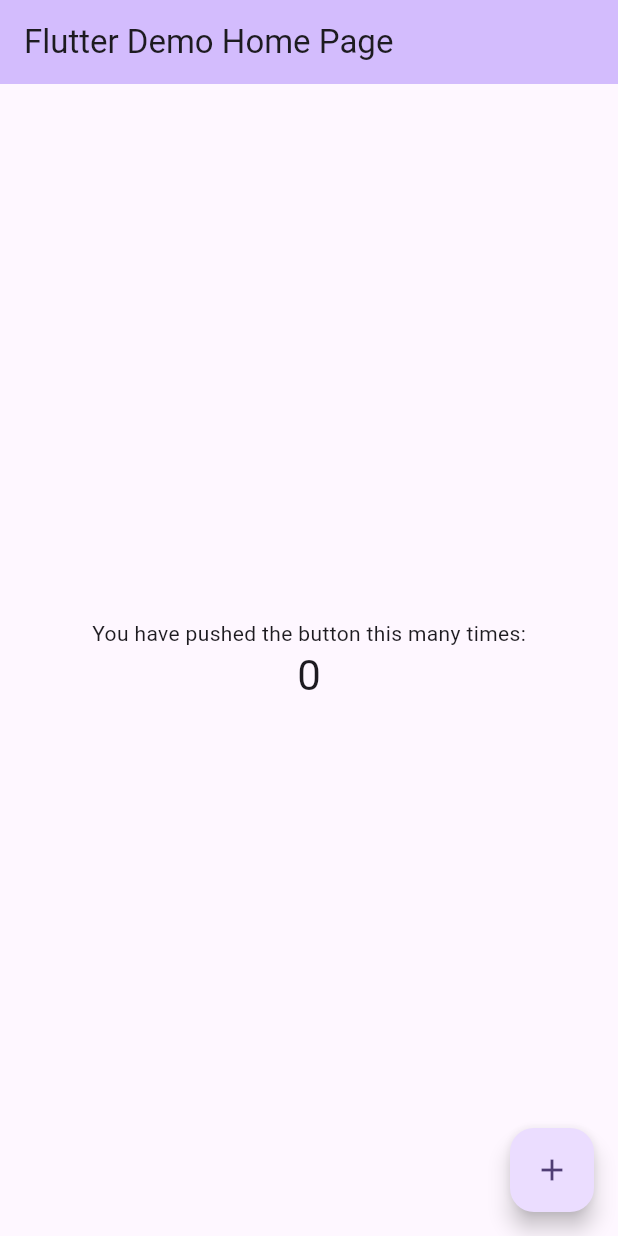
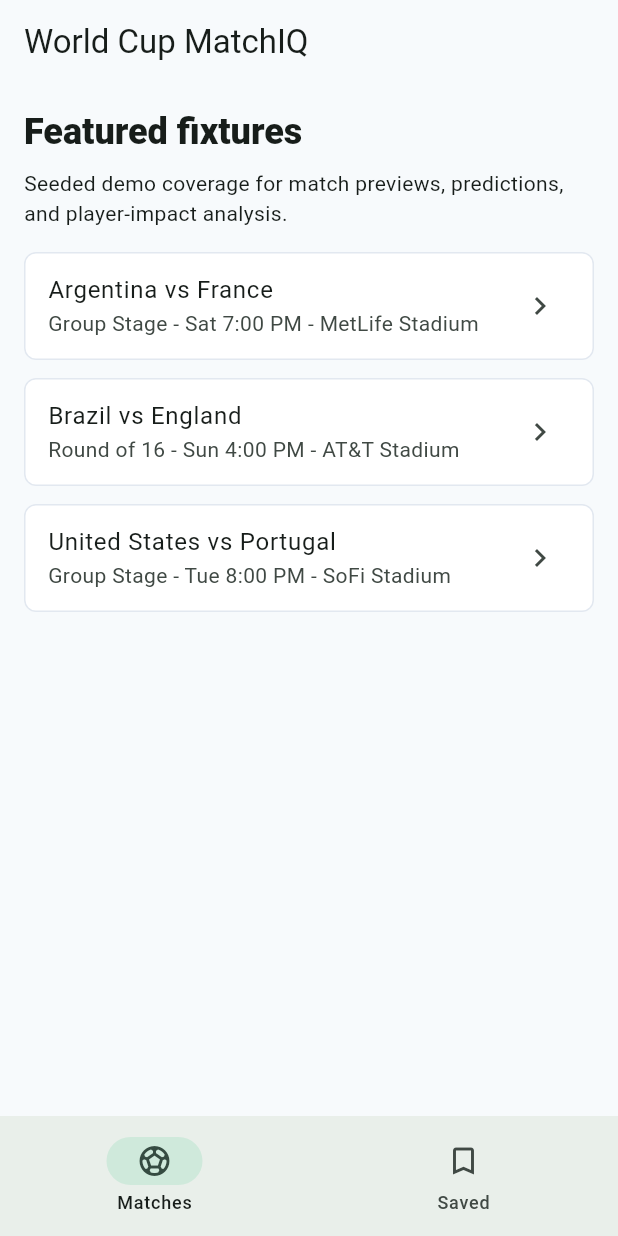
Before and after one commit to gandhiparas90/world-cup-app, a Flutter app: the screen it shows after launch, on a phone screen of 412 x 824 dp. Run offline on Flutter 3.47's test engine with Material 3 defaults, Android fonts, the phone set to English and light mode, and no system bars.

Commit message:
feat: add World Cup app shell

```diff
--- /dev/null
+++ b/world_cup_matchiq_app/lib/app/theme.dart
@@ -0,0 +1,33 @@
+import 'package:flutter/material.dart';
+
+class MatchIqTheme {
+  const MatchIqTheme._();
+
+  static ThemeData light() {
+    final base = ColorScheme.fromSeed(
+      seedColor: const Color(0xFF0B7A5B),
+      primary: const Color(0xFF0B7A5B),
+      secondary: const Color(0xFF1D4ED8),
+      tertiary: const Color(0xFFEAB308),
+    );
+
+    return ThemeData(
+      colorScheme: base,
+      useMaterial3: true,
+      scaffoldBackgroundColor: const Color(0xFFF7FAFC),
+      appBarTheme: const AppBarTheme(
+        centerTitle: false,
+        elevation: 0,
+        backgroundColor: Color(0xFFF7FAFC),
+      ),
+      cardTheme: CardThemeData(
+        elevation: 0,
+        color: Colors.white,
+        shape: RoundedRectangleBorder(
+          borderRadius: BorderRadius.circular(8),
+          side: const BorderSide(color: Color(0xFFE2E8F0)),
+        ),
+      ),
+    );
+  }
+}
--- /dev/null
+++ b/world_cup_matchiq_app/lib/app/world_cup_matchiq_app.dart
@@ -0,0 +1,72 @@
+import 'package:flutter/material.dart';
+
+import '../models/saved_prediction.dart';
+import '../screens/matches_screen.dart';
+import '../screens/saved_predictions_screen.dart';
+import 'theme.dart';
+
+class WorldCupMatchIqEntryPoint extends StatelessWidget {
+  const WorldCupMatchIqEntryPoint({super.key});
+
+  @override
+  Widget build(BuildContext context) {
+    return MaterialApp(
+      title: 'World Cup MatchIQ',
+      debugShowCheckedModeBanner: false,
+      theme: MatchIqTheme.light(),
+      home: const WorldCupMatchIqApp(),
+    );
+  }
+}
+
+class WorldCupMatchIqApp extends StatefulWidget {
+  const WorldCupMatchIqApp({super.key});
+
+  @override
+  State<WorldCupMatchIqApp> createState() => _WorldCupMatchIqAppState();
+}
+
+class _WorldCupMatchIqAppState extends State<WorldCupMatchIqApp> {
+  var _selectedIndex = 0;
+  final _savedPredictions = <SavedPrediction>[];
+
+  void _savePrediction(SavedPrediction prediction) {
+    setState(() {
+      _savedPredictions.insert(0, prediction);
+      _selectedIndex = 1;
+    });
+  }
+
+  @override
+  Widget build(BuildContext context) {
+    final screens = [
+      MatchesScreen(onSavePrediction: _savePrediction),
+      SavedPredictionsScreen(predictions: _savedPredictions),
+    ];
+
+    return Scaffold(
+      appBar: AppBar(
+        title: const Text('World Cup MatchIQ'),
+      ),
+      body: screens[_selectedIndex],
+      bottomNavigationBar: NavigationBar(
+        selectedIndex: _selectedIndex,
+        onDestinationSelected: (index) {
+          setState(() => _selectedIndex = index);
+        },
+        destinations: const [
+          NavigationDestination(
+            icon: Icon(Icons.sports_soccer_outlined),
+            selectedIcon: Icon(Icons.sports_soccer),
+            label: 'Matches',
+          ),
+          NavigationDestination(
+            icon: Icon(Icons.bookmark_border),
+            selectedIcon: Icon(Icons.bookmark),
+            label: 'Saved',
+          ),
+        ],
+      ),
+    );
+  }
+}
--- a/world_cup_matchiq_app/lib/main.dart
+++ b/world_cup_matchiq_app/lib/main.dart
@@ -1,122 +1,7 @@
 import 'package:flutter/material.dart';
 
+import 'app/world_cup_matchiq_app.dart';
+
 void main() {
-  runApp(const MyApp());
+  runApp(const WorldCupMatchIqEntryPoint());
 }
-
-class MyApp extends StatelessWidget {
-  const MyApp({super.key});
-
-  // This widget is the root of your application.
-  @override
-  Widget build(BuildContext context) {
-    return MaterialApp(
-      title: 'Flutter Demo',
-      theme: ThemeData(
-        // This is the theme of your application.
-        //
-        // TRY THIS: Try running your application with "flutter run". You'll see
-        // the application has a purple toolbar. Then, without quitting the app,
-        // try changing the seedColor in the colorScheme below to Colors.green
-        // and then invoke "hot reload" (save your changes or press the "hot
-        // reload" button in a Flutter-supported IDE, or press "r" if you used
-        // the command line to start the app).
-        //
-        // Notice that the counter didn't reset back to zero; the application
-        // state is not lost during the reload. To reset the state, use hot
-        // restart instead.
-        //
-        // This works for code too, not just values: Most code changes can be
-        // tested with just a hot reload.
-        colorScheme: .fromSeed(seedColor: Colors.deepPurple),
-      ),
-      home: const MyHomePage(title: 'Flutter Demo Home Page'),
-    );
-  }
-}
-
-class MyHomePage extends StatefulWidget {
-  const MyHomePage({super.key, required this.title});
-
-  // This widget is the home page of your application. It is stateful, meaning
-  // that it has a State object (defined below) that contains fields that affect
-  // how it looks.
-
-  // This class is the configuration for the state. It holds the values (in this
-  // case the title) provided by the parent (in this case the App widget) and
-  // used by the build method of the State. Fields in a Widget subclass are
-  // always marked "final".
-
-  final String title;
-
-  @override
-  State<MyHomePage> createState() => _MyHomePageState();
-}
-
-class _MyHomePageState extends State<MyHomePage> {
-  int _counter = 0;
-
-  void _incrementCounter() {
-    setState(() {
-      // This call to setState tells the Flutter framework that something has
-      // changed in this State, which causes it to rerun the build method below
-      // so that the display can reflect the updated values. If we changed
-      // _counter without calling setState(), then the build method would not be
-      // called again, and so nothing would appear to happen.
-      _counter++;
-    });
-  }
-
-  @override
-  Widget build(BuildContext context) {
-    // This method is rerun every time setState is called, for instance as done
-    // by the _incrementCounter method above.
-    //
-    // The Flutter framework has been optimized to make rerunning build methods
-    // fast, so that you can just rebuild anything that needs updating rather
-    // than having to individually change instances of widgets.
-    return Scaffold(
-      appBar: AppBar(
-        // TRY THIS: Try changing the color here to a specific color (to
-        // Colors.amber, perhaps?) and trigger a hot reload to see the AppBar
-        // change color while the other colors stay the same.
-        backgroundColor: Theme.of(context).colorScheme.inversePrimary,
-        // Here we take the value from the MyHomePage object that was created by
-        // the App.build method, and use it to set our appbar title.
-        title: Text(widget.title),
-      ),
-      body: Center(
-        // Center is a layout widget. It takes a single child and positions it
-        // in the middle of the parent.
-        child: Column(
-          // Column is also a layout widget. It takes a list of children and
-          // arranges them vertically. By default, it sizes itself to fit its
-          // children horizontally, and tries to be as tall as its parent.
-          //
-          // Column has various properties to control how it sizes itself and
-          // how it positions its children. Here we use mainAxisAlignment to
-          // center the children vertically; the main axis here is the vertical
-          // axis because Columns are vertical (the cross axis would be
-          // horizontal).
-          //
-          // TRY THIS: Invoke "debug painting" (choose the "Toggle Debug Paint"
-          // action in the IDE, or press "p" in the console), to see the
-          // wireframe for each widget.
-          mainAxisAlignment: .center,
-          children: [
-            const Text('You have pushed the button this many times:'),
-            Text(
-              '$_counter',
-              style: Theme.of(context).textTheme.headlineMedium,
-            ),
-          ],
-        ),
-      ),
-      floatingActionButton: FloatingActionButton(
-        onPressed: _incrementCounter,
-        tooltip: 'Increment',
-        child: const Icon(Icons.add),
-      ),
-    );
-  }
-}
--- /dev/null
+++ b/world_cup_matchiq_app/lib/screens/matches_screen.dart
@@ -0,0 +1,46 @@
+import 'package:flutter/material.dart';
+
+import '../data/seed_data.dart';
+import '../models/saved_prediction.dart';
+
+class MatchesScreen extends StatelessWidget {
+  const MatchesScreen({
+    required this.onSavePrediction,
+    super.key,
+  });
+
+  final ValueChanged<SavedPrediction> onSavePrediction;
+
+  @override
+  Widget build(BuildContext context) {
+    return ListView(
+      padding: const EdgeInsets.all(16),
+      children: [
+        Text(
+          'Featured fixtures',
+          style: Theme.of(context).textTheme.headlineSmall?.copyWith(
+                fontWeight: FontWeight.w800,
+              ),
+        ),
+        const SizedBox(height: 8),
+        Text(
+          'Seeded demo coverage for match previews, predictions, and player-impact analysis.',
+          style: Theme.of(context).textTheme.bodyMedium,
+        ),
+        const SizedBox(height: 16),
+        for (final match in SeedData.matches)
+          Card(
+            margin: const EdgeInsets.only(bottom: 12),
+            child: ListTile(
+              title: Text(
+                '${SeedData.teamById(match.homeTeamId).name} vs ${SeedData.teamById(match.awayTeamId).name}',
+              ),
+              subtitle: Text('${match.stage} - ${match.kickoffLabel} - ${match.venue}'),
+              trailing: const Icon(Icons.chevron_right),
+              onTap: () {},
+            ),
+          ),
+      ],
+    );
+  }
+}
--- /dev/null
+++ b/world_cup_matchiq_app/lib/screens/saved_predictions_screen.dart
@@ -0,0 +1,45 @@
+import 'package:flutter/material.dart';
+
+import '../models/saved_prediction.dart';
+
+class SavedPredictionsScreen extends StatelessWidget {
+  const SavedPredictionsScreen({
+    required this.predictions,
+    super.key,
+  });
+
+  final List<SavedPrediction> predictions;
+
+  @override
+  Widget build(BuildContext context) {
+    if (predictions.isEmpty) {
+      return const Center(
+        child: Padding(
+          padding: EdgeInsets.all(24),
+          child: Text(
+            'No saved predictions yet. Open a match and save the prototype estimate.',
+            textAlign: TextAlign.center,
+          ),
+        ),
+      );
+    }
+
+    return ListView.separated(
+      padding: const EdgeInsets.all(16),
+      itemCount: predictions.length,
+      separatorBuilder: (_, __) => const SizedBox(height: 12),
+      itemBuilder: (context, index) {
+        final prediction = predictions[index];
+        return Card(
+          child: ListTile(
+            title: Text(prediction.matchLabel),
+            subtitle: Text('${prediction.scoreline} - ${prediction.confidence} confidence'),
+            trailing: Text(
+              '${prediction.createdAt.hour.toString().padLeft(2, '0')}:${prediction.createdAt.minute.toString().padLeft(2, '0')}',
+            ),
+          ),
+        );
+      },
+    );
+  }
+}
```
Also changed, not shown: 1 other file.
